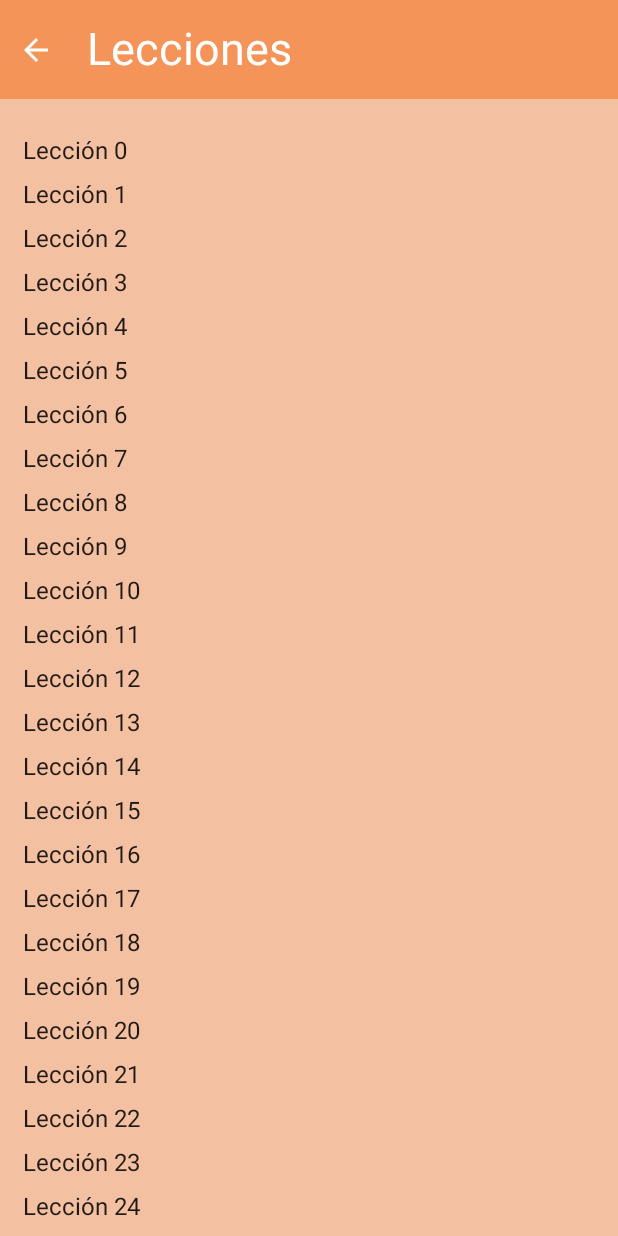
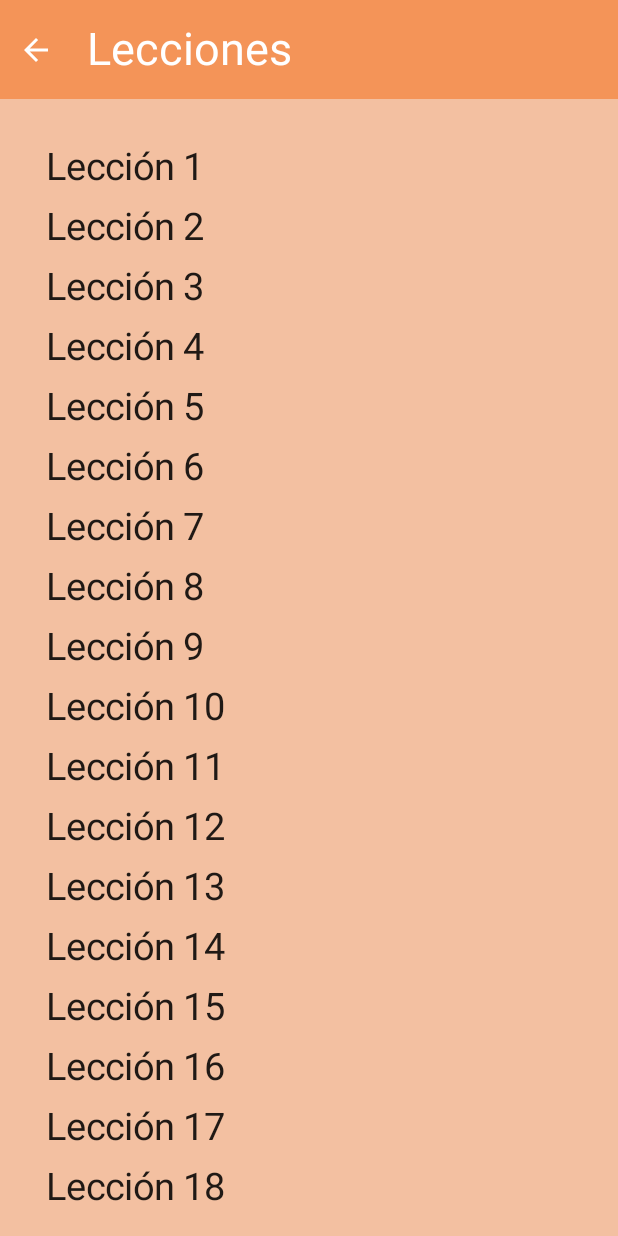
Before and after one commit to sito8943/SapereAudi, an Android app built with Jetpack Compose: the LessonView screen opened through its navigation route, on a phone screen of 412 x 824 dp. Run offline under Robolectric (Android 15) with nearby library versions, the phone set to English and light mode, and no system bars.

```diff
--- a/app/src/main/java/com/sito/sapereaudi/ui/views/LessonView.kt
+++ b/app/src/main/java/com/sito/sapereaudi/ui/views/LessonView.kt
@@ -1,11 +1,15 @@
 package com.sito.sapereaudi.ui.views
 
+import androidx.compose.foundation.clickable
 import androidx.compose.foundation.layout.*
+import androidx.compose.foundation.lazy.LazyColumn
+import androidx.compose.foundation.lazy.items
 import androidx.compose.material.Text
 import androidx.compose.runtime.Composable
 import androidx.compose.ui.Modifier
 import androidx.compose.ui.res.stringResource
 import androidx.compose.ui.unit.dp
+import androidx.compose.ui.unit.sp
 import androidx.navigation.NavController
 import com.sito.sapereaudi.R
 import com.sito.sapereaudi.ui.components.header.HeaderRow
@@ -23,24 +27,33 @@ fun LessonView(navController: NavController) {
             modifier = Modifier.fillMaxSize(),
             verticalArrangement = Arrangement.SpaceAround
         ) {
-            createLesson(35)
+            createLesson(35, navController)
         }
     }
 }
 
 @Composable
-fun createLesson(max: Int) {
+fun createLesson(max: Int, navController: NavController) {
     var i = 0
+    var lessonList = ArrayList<Int>()
     while (i < max) {
-        Row(
-            modifier = Modifier
-                .fillMaxWidth()
-                .padding(vertical = 5.dp, horizontal = 15.dp)
-        ) {
-            Text(
-                text = ("Lección $i")
-            )
-        }
+        lessonList.add(i + 1)
         i++
     } //while
+    LazyColumn(
+        modifier = Modifier
+            .fillMaxSize()
+            .padding(vertical = 5.dp, horizontal = 15.dp)
+    ) { items(items = lessonList, itemContent= { item ->
+        Text(
+            text = ("Lección $item"),
+            fontSize = 25.sp,
+            modifier = Modifier.clickable (enabled = true){
+                navController.navigate("Lesson$item")
+            }
+                .padding(vertical = 5.dp, horizontal = 15.dp),
+        )
+    })
+
+    }
 }
```
